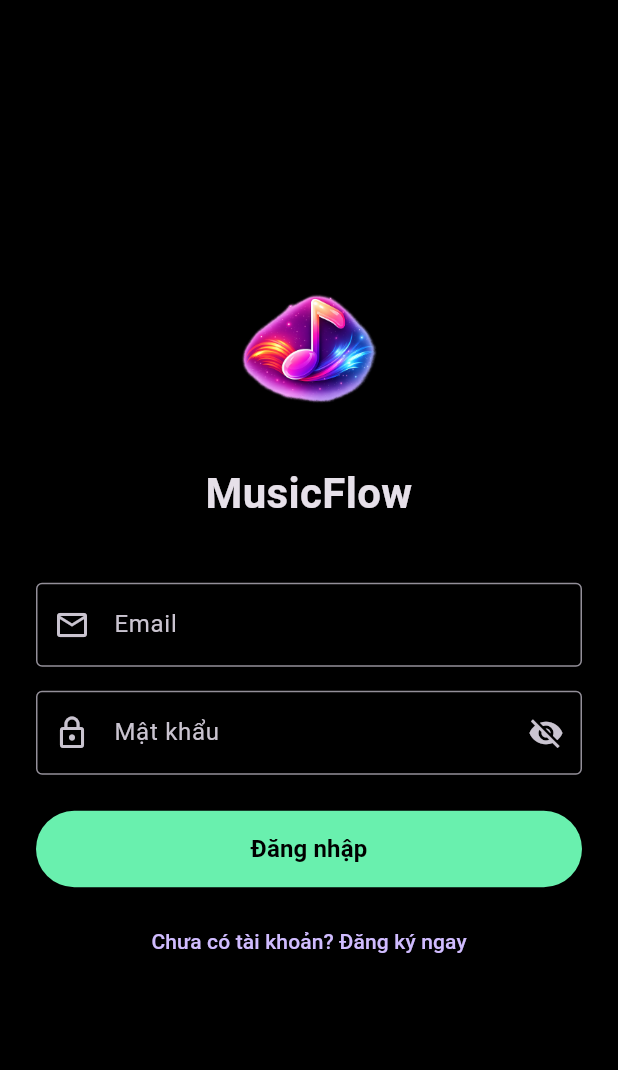
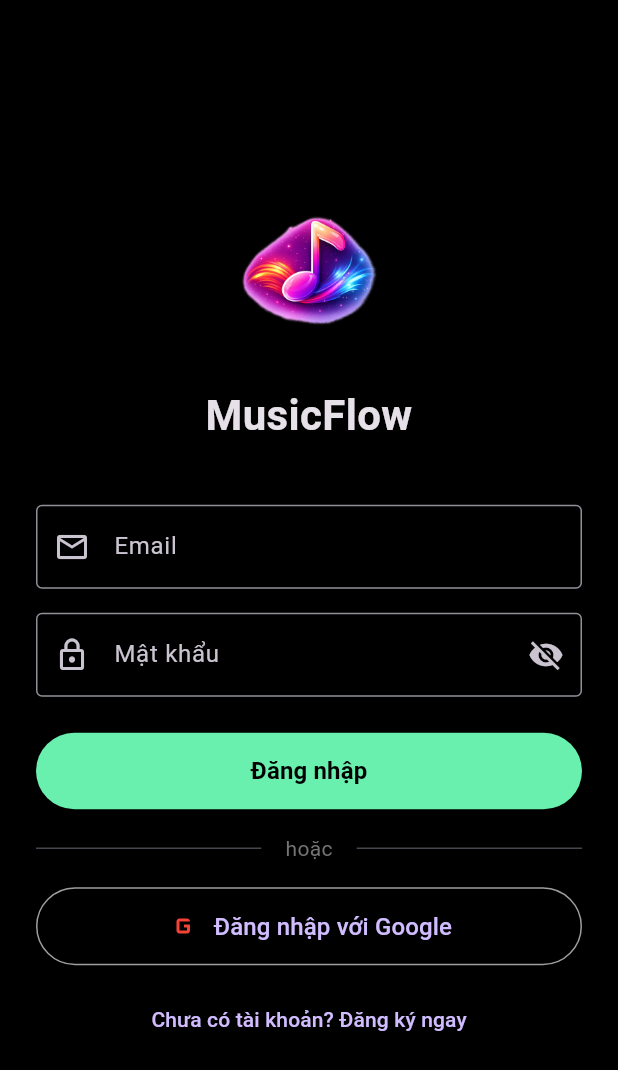
Before and after one commit to hongphuc2004/Music_Flow, a Flutter app: the screen it shows after launch, on a phone screen of 412 x 824 dp. Shown: the top 1070 px of the screen. Run offline on Flutter 3.47's test engine with Material 3 defaults, Android fonts, the light colour scheme and no system bars; our stand-ins replace audio_service, file_picker, google_sign_in, just_audio, shared_preferences; accounts and stored records are empty; network calls fail.

Commit message:
Chức năng đăng nhập bằng google

```diff
--- a/musicflow_app/lib/presentation/screens/login/login_screen.dart
+++ b/musicflow_app/lib/presentation/screens/login/login_screen.dart
@@ -14,6 +14,7 @@ class _LoginScreenState extends State<LoginScreen> {
   final TextEditingController emailController = TextEditingController();
   final TextEditingController passwordController = TextEditingController();
   bool _isLoading = false;
+  bool _isGoogleLoading = false;
   bool _obscurePassword = true;
 
   Future<void> _login() async {
@@ -45,6 +46,26 @@ class _LoginScreenState extends State<LoginScreen> {
       }
     } else {
       _showSnackBar(result.message ?? 'Đăng nhập thất bại');
+    }
+  }
+
+  Future<void> _loginWithGoogle() async {
+    setState(() => _isGoogleLoading = true);
+
+    final result = await AuthService.signInWithGoogle();
+
+    setState(() => _isGoogleLoading = false);
+
+    if (result.success) {
+      _showSnackBar('Đăng nhập Google thành công!', isError: false);
+      if (mounted) {
+        Navigator.pushReplacement(
+          context,
+          MaterialPageRoute(builder: (_) => const MainScreen()),
+        );
+      }
+    } else {
+      _showSnackBar(result.message ?? 'Đăng nhập Google thất bại');
     }
   }
 
@@ -136,6 +157,54 @@ class _LoginScreenState extends State<LoginScreen> {
                         ),
                 ),
 
+                const SizedBox(height: 16),
+
+                // Divider với text
+                Row(
+                  children: [
+                    const Expanded(child: Divider()),
+                    Padding(
+                      padding: const EdgeInsets.symmetric(horizontal: 16),
+                      child: Text(
+                        'hoặc',
+                        style: TextStyle(color: Colors.grey[600]),
+                      ),
+                    ),
+                    const Expanded(child: Divider()),
+                  ],
+                ),
+
+                const SizedBox(height: 16),
+
+                // Google Sign In button
+                OutlinedButton.icon(
+                  onPressed: _isGoogleLoading ? null : _loginWithGoogle,
+                  style: OutlinedButton.styleFrom(
+                    padding: const EdgeInsets.symmetric(vertical: 14),
+                    side: const BorderSide(color: Colors.grey),
+                  ),
+                  icon: _isGoogleLoading
+                      ? const SizedBox(
+                          height: 20,
+                          width: 20,
+                          child: CircularProgressIndicator(strokeWidth: 2),
+                        )
+                      : Image.network(
+                          'https://www.gstatic.com/firebasejs/ui/2.0.0/images/auth/google.svg',
+                          height: 24,
+                          width: 24,
+                          errorBuilder: (context, error, stackTrace) => const Icon(
+                            Icons.g_mobiledata,
+                            size: 24,
+                            color: Colors.red,
+                          ),
+                        ),
+                  label: const Text(
+                    'Đăng nhập với Google',
+                    style: TextStyle(fontSize: 16),
+                  ),
+                ),
+
                 const SizedBox(height: 12),
 
                 TextButton(
--- a/musicflow_app/pubspec.yaml
+++ b/musicflow_app/pubspec.yaml
@@ -31,6 +31,7 @@ dependencies:
   shared_preferences: ^2.2.2
   http: ^1.2.0
   file_picker: ^8.0.0
+  google_sign_in: ^6.2.1
   flutter:
     sdk: flutter
 
```
Also changed, not shown: musicflow_app/lib/data/services/auth_service.dart (+63 -0 lines), musicflow_app/pubspec.lock, 3 other files.
